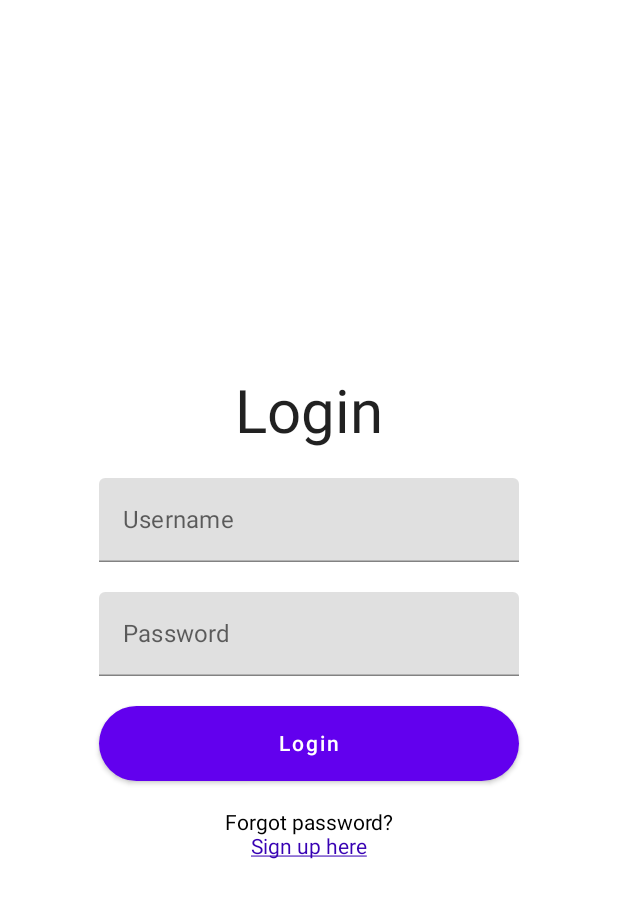
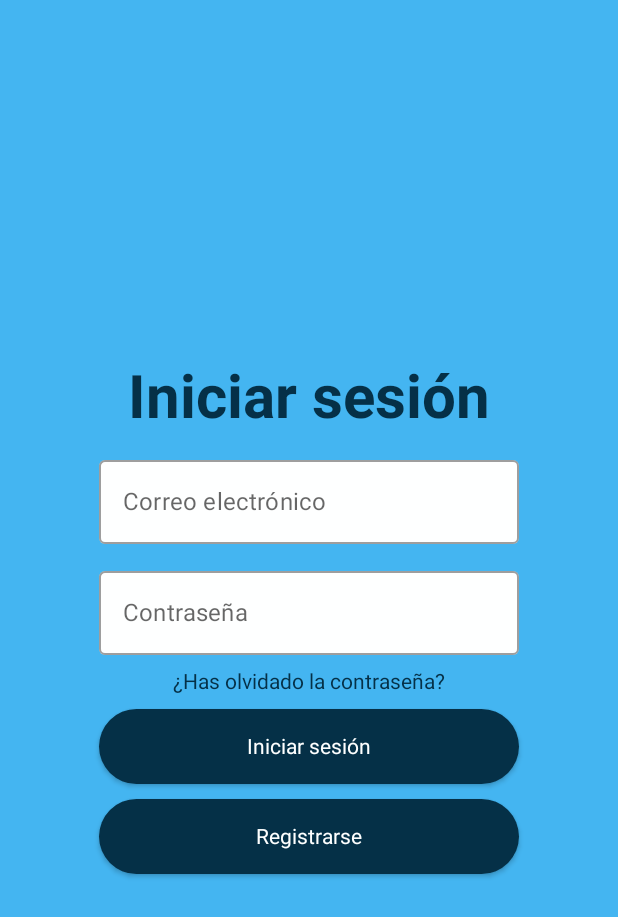
Before and after one commit to UNIZAR-30226-2023-06/android-kotlin, an Android app built with Jetpack Compose: the screen it shows after launch (MainActivity), on a phone screen of 412 x 824 dp. Shown: the top 917 px of the screen. Run offline under Robolectric (Android 15) with nearby library versions, the light colour scheme and no system bars.

Commit message:
Login y registro

```diff
--- a/app/src/main/java/com/example/mycatan/Login.kt
+++ b/app/src/main/java/com/example/mycatan/Login.kt
@@ -1,20 +1,21 @@
 package com.example.mycatan
 
+import androidx.compose.foundation.background
 import androidx.compose.foundation.layout.*
 import androidx.compose.foundation.shape.RoundedCornerShape
 import androidx.compose.foundation.text.ClickableText
 import androidx.compose.foundation.text.KeyboardOptions
-import androidx.compose.material.Button
-import androidx.compose.material.Text
-import androidx.compose.material.TextField
+import androidx.compose.material.*
 import androidx.compose.runtime.Composable
 import androidx.compose.runtime.mutableStateOf
 import androidx.compose.runtime.remember
 import androidx.compose.ui.Alignment
 import androidx.compose.ui.Modifier
+import androidx.compose.ui.graphics.Color
 import androidx.compose.ui.text.AnnotatedString
 import androidx.compose.ui.text.TextStyle
 import androidx.compose.ui.text.font.FontFamily
+import androidx.compose.ui.text.font.FontWeight
 import androidx.compose.ui.text.input.KeyboardType
 import androidx.compose.ui.text.input.PasswordVisualTransformation
 import androidx.compose.ui.text.input.TextFieldValue
@@ -24,6 +25,9 @@ import androidx.compose.ui.unit.dp
 import androidx.compose.ui.unit.sp
 import androidx.navigation.NavHostController
 import androidx.navigation.compose.rememberNavController
+import com.example.mycatan.ui.theme.AzulClaro
+import com.example.mycatan.ui.theme.AzulOscuro
+import com.example.mycatan.ui.theme.Blanco
 import com.example.mycatan.ui.theme.Purple700
 
 @Composable
@@ -31,62 +35,82 @@ fun LoginPage(navController: NavHostController) {
 
     Column(
         modifier = Modifier
-            .fillMaxWidth(),
+            .fillMaxSize()
+            .fillMaxWidth()
+            .background(color = AzulClaro),
         verticalArrangement = Arrangement.Center,
-        horizontalAlignment = Alignment.CenterHorizontally
+        horizontalAlignment = Alignment.CenterHorizontally,
+
     ) {
 
         val username = remember { mutableStateOf(TextFieldValue()) }
         val password = remember { mutableStateOf(TextFieldValue()) }
 
-        Text(text = "Login", style = TextStyle(fontSize = 40.sp))
+        Text(text = "Iniciar sesión", style = TextStyle(fontSize = 40.sp, color = AzulOscuro, fontWeight = FontWeight.Bold))
 
-        Spacer(modifier = Modifier.height(20.dp))
-        TextField(
-            label = { Text(text = "Username") },
+        Spacer(modifier = Modifier.height(10.dp))
+        OutlinedTextField(
+            label = { Text(text = "Correo electrónico") },
             value = username.value,
+            colors = TextFieldDefaults.outlinedTextFieldColors(
+                backgroundColor = Blanco),
             onValueChange = { username.value = it })
 
-        Spacer(modifier = Modifier.height(20.dp))
-        TextField(
-            label = { Text(text = "Password") },
+        Spacer(modifier = Modifier.height(10.dp))
+        OutlinedTextField(
+            label = { Text(text = "Contraseña") },
             value = password.value,
+            colors = TextFieldDefaults.outlinedTextFieldColors(
+                backgroundColor = Blanco),
             visualTransformation = PasswordVisualTransformation(),
             keyboardOptions = KeyboardOptions(keyboardType = KeyboardType.Password),
             onValueChange = { password.value = it })
 
-        Spacer(modifier = Modifier.height(20.dp))
-        Box(modifier = Modifier.padding(40.dp, 0.dp, 40.dp, 0.dp)) {
+        Spacer(modifier = Modifier.height(10.dp))
+        ClickableText(
+            text = AnnotatedString("¿Has olvidado la contraseña?"),
+            onClick = { },
+            style = TextStyle(
+                fontSize = 14.sp,
+                fontFamily = FontFamily.Default,
+                color = AzulOscuro
+            )
+        )
+        Spacer(modifier = Modifier.height(10.dp))
+        Box(modifier = Modifier.padding(40.dp, 0.dp, 40.dp, 0.dp), ) {
             Button(
                 onClick = { navController.navigate(Routes.Home.route)},
                 shape = RoundedCornerShape(50.dp),
                 modifier = Modifier
                     .width(280.dp)
-                    .height(50.dp)
+                    .height(50.dp),
+                colors = ButtonDefaults.buttonColors(backgroundColor = AzulOscuro)
+
             ) {
-                Text(text = "Login")
+                Text(text = "Iniciar sesión",
+                style = TextStyle(color = Blanco)
+                )
+
             }
         }
 
-        Spacer(modifier = Modifier.height(20.dp))
-        ClickableText(
-            text = AnnotatedString("Forgot password?"),
-            onClick = { },
-            style = TextStyle(
-                fontSize = 14.sp,
-                fontFamily = FontFamily.Default
-            )
-        )
-        ClickableText(
-            text = AnnotatedString("Sign up here"),
-            onClick = { },
-            style = TextStyle(
-                fontSize = 14.sp,
-                fontFamily = FontFamily.Default,
-                textDecoration = TextDecoration.Underline,
-                color = Purple700
-            )
-        )
+        Spacer(modifier = Modifier.height(10.dp))
+        Box(modifier = Modifier.padding(40.dp, 0.dp, 40.dp, 0.dp), ) {
+            Button(
+                onClick = { navController.navigate(Routes.Registro.route)},
+                shape = RoundedCornerShape(50.dp),
+                modifier = Modifier
+                    .width(280.dp)
+                    .height(50.dp),
+                colors = ButtonDefaults.buttonColors(backgroundColor = AzulOscuro)
+
+            ) {
+                Text(text = "Registrarse",
+                    style = TextStyle(color = Blanco)
+                )
+            }
+        }
+
     }
 
 }
--- a/app/src/main/java/com/example/mycatan/Routes.kt
+++ b/app/src/main/java/com/example/mycatan/Routes.kt
@@ -3,4 +3,5 @@ package com.example.mycatan
 sealed class Routes(val route: String) { //para navegar entre pantallas
     object Login : Routes("Login")
     object Home : Routes("Home")
+    object Registro : Routes("Registro")
 }
--- a/app/src/main/java/com/example/mycatan/ScreenMain.kt
+++ b/app/src/main/java/com/example/mycatan/ScreenMain.kt
@@ -18,5 +18,8 @@ fun ScreenMain(){
         composable(Routes.Home.route) {
             HomePage(navController = navController)
         }
+        composable(Routes.Registro.route) {
+            RegistroPage(navController = navController)
+        }
     }
 }
--- a/app/src/main/java/com/example/mycatan/ui/theme/Color.kt
+++ b/app/src/main/java/com/example/mycatan/ui/theme/Color.kt
@@ -5,4 +5,8 @@ import androidx.compose.ui.graphics.Color
 val Purple200 = Color(0xFFBB86FC)
 val Purple500 = Color(0xFF6200EE)
 val Purple700 = Color(0xFF3700B3)
-val Teal200 = Color(0xFF03DAC5)
+val Teal200 = Color(0xFF3C6AE0)
+val Rojo = Color(0xFFFF0A02)
+val AzulOscuro = Color(0xFF053047)
+val Blanco = Color(0xFFFEFFFF)
+val AzulClaro = Color(0xFF44B5F1)
--- a/app/src/main/java/com/example/mycatan/ui/theme/Theme.kt
+++ b/app/src/main/java/com/example/mycatan/ui/theme/Theme.kt
@@ -5,17 +5,18 @@ import androidx.compose.material.MaterialTheme
 import androidx.compose.material.darkColors
 import androidx.compose.material.lightColors
 import androidx.compose.runtime.Composable
+import androidx.compose.ui.graphics.Color
 
 private val DarkColorPalette = darkColors(
-    primary = Purple200,
-    primaryVariant = Purple700,
-    secondary = Teal200
+    primary = AzulOscuro,
+    primaryVariant = AzulOscuro,
+    secondary = Rojo
 )
 
 private val LightColorPalette = lightColors(
-    primary = Purple500,
-    primaryVariant = Purple700,
-    secondary = Teal200
+    primary = AzulOscuro,
+    primaryVariant = AzulOscuro,
+    secondary = Rojo
 
     /* Other default colors to override
     background = Color.White,
```
Also changed, not shown: app/src/main/java/com/example/mycatan/Registro.kt (added, +110 -0 lines).
